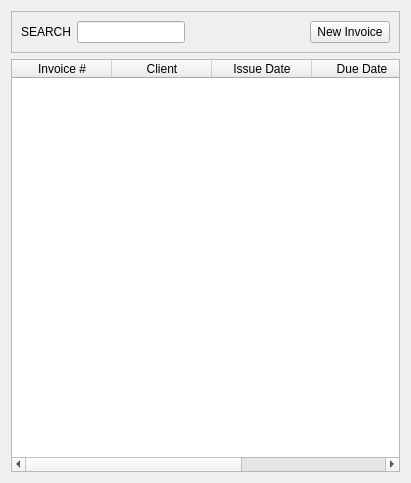
Before: the Qt Designer form Qt Invoicing App/OSI-Invoicing/contacts_invoices.ui in RyanPowellBeard/Portfolio, drawn with Qt 5.
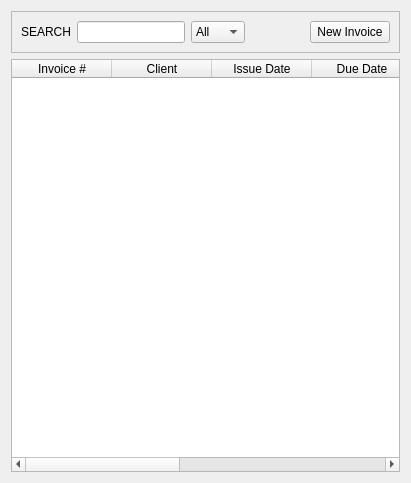
After: the same form once the commit is applied.

What changed in the file:
```diff
--- a/Qt Invoicing App/OSI-Invoicing/contacts_invoices.ui
+++ b/Qt Invoicing App/OSI-Invoicing/contacts_invoices.ui
@@ -52,6 +52,25 @@
         </property>
        </widget>
       </item>
+      <item>
+       <widget class="QComboBox" name="StatusFilter_ComboBox">
+        <item>
+         <property name="text">
+          <string>All</string>
+         </property>
+        </item>
+        <item>
+         <property name="text">
+          <string>Paid</string>
+         </property>
+        </item>
+        <item>
+         <property name="text">
+          <string>Due</string>
+         </property>
+        </item>
+       </widget>
+      </item>
       <item>
        <spacer name="horizontalSpacer">
         <property name="orientation">
@@ -109,6 +128,16 @@
        <string>Due Date</string>
       </property>
      </column>
+     <column>
+      <property name="text">
+       <string>Amount</string>
+      </property>
+     </column>
+     <column>
+      <property name="text">
+       <string>Payment</string>
+      </property>
+     </column>
      <column>
       <property name="text">
        <string>Status</string>
```
